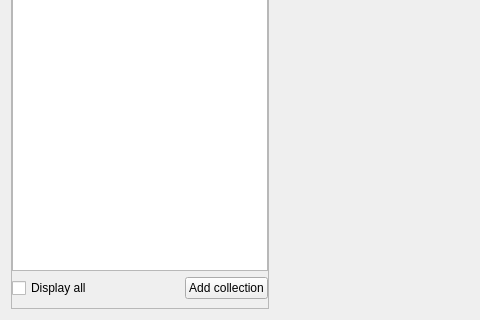
This is src/conf/dlgaddressbookbase.ui in KDE/ring-kde as Qt 5 draws it before an edit; both pictures show x 0 to 480 and y 270 to 590 of the 854 by 590 pixel window. The edited form follows.
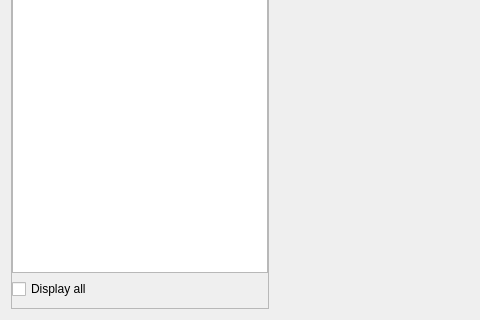
This is the edited form. Custom widgets are drawn as their Qt base class.

Patch:
```diff
--- a/src/conf/dlgaddressbookbase.ui
+++ b/src/conf/dlgaddressbookbase.ui
@@ -85,13 +85,6 @@
           </property>
          </spacer>
         </item>
-        <item>
-         <widget class="QPushButton" name="m_pAddCollection">
-          <property name="text">
-           <string>Add collection</string>
-          </property>
-         </widget>
-        </item>
        </layout>
       </item>
      </layout>
```
Left out of the diff: 19 changed lines with no effect on the pictures.
